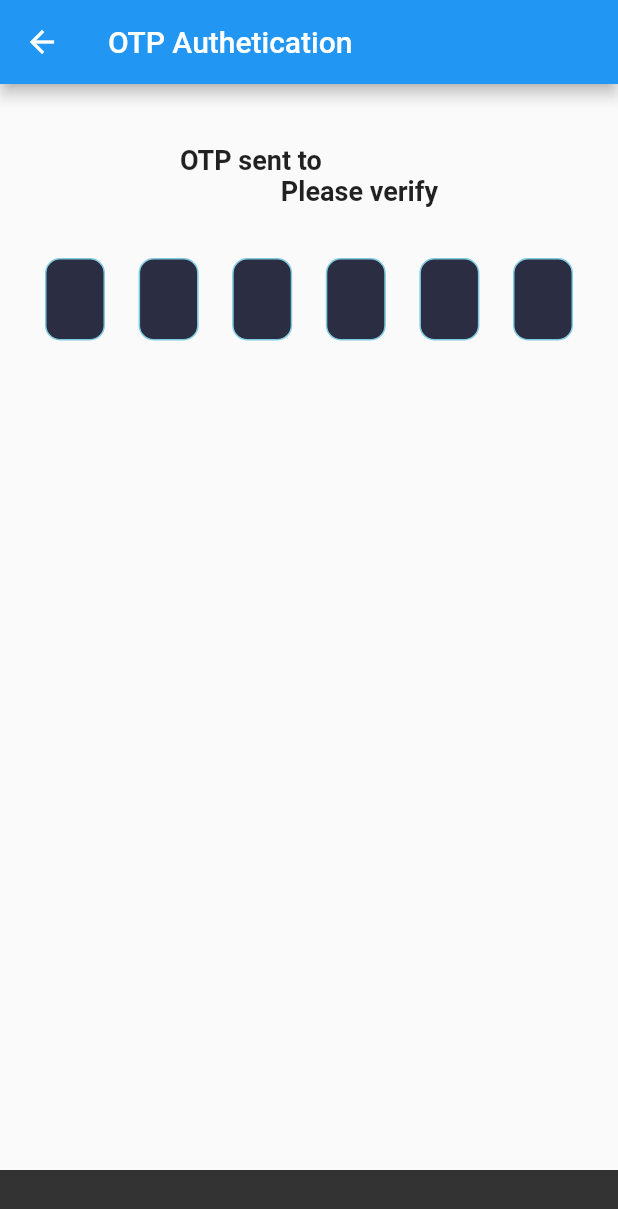
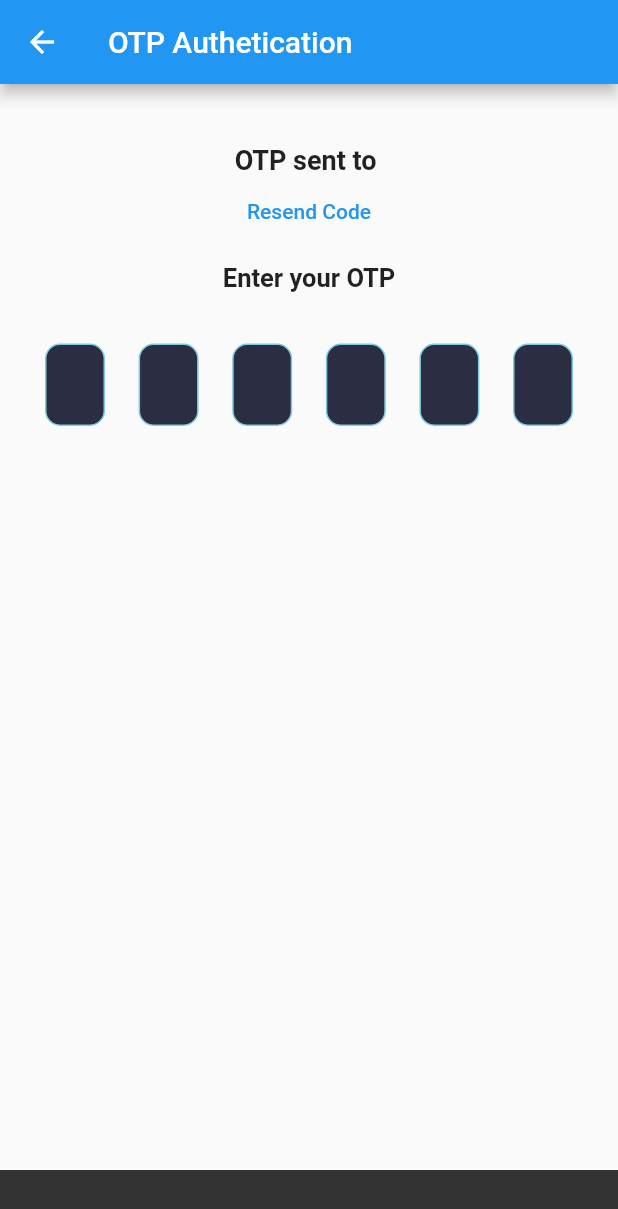
Before and after one commit to AayushKumar2000/YAFA, a Flutter app: the otp screen opened directly with empty values, on a phone screen of 412 x 824 dp. Shown: the top 1209 px of the screen. Run offline on Flutter 3.47's test engine with Material 2 defaults, Android fonts, the phone set to English and light mode, and no system bars; our stand-ins replace cloud_firestore, firebase_auth, firebase_core, flutter_rating_bar, flutter_spinkit, page_transition and 1 more; missing offline and left inert: algolia_ns; accounts and stored records are empty; network calls fail.

Commit message:
added resend otp code

```diff
--- a/lib/screens/otp.dart
+++ b/lib/screens/otp.dart
@@ -14,6 +14,7 @@ class otp extends StatefulWidget {
 class _otpState extends State<otp> {
   var phone;
   String verificationCode = "";
+  int forceResendToken = 0;
   late Map user;
   FirebaseAuth authc = FirebaseAuth.instance;
   final GlobalKey<ScaffoldState> scaffoldkey = GlobalKey<ScaffoldState>();
@@ -44,11 +45,23 @@ class _otpState extends State<otp> {
             margin: EdgeInsets.only(top: 40),
             child: Center(
               child: Text(
-                "OTP sent to $phone\n               Please verify",
-                style: TextStyle(fontSize: 18, fontWeight: FontWeight.bold),
+                "OTP sent to $phone",
+                style: TextStyle(fontSize: 18, fontWeight: FontWeight.w600),
               ),
             ),
           ),
+          Container(
+            child: TextButton(
+                onPressed: () {
+                  verifyPhone(phone);
+                },
+                child: Text('Resend Code')),
+          ),
+          SizedBox(
+            height: 10.0,
+          ),
+          Text('Enter your OTP',
+              style: TextStyle(fontSize: 17.0, fontWeight: FontWeight.w600)),
           Padding(
             padding: const EdgeInsets.all(30.0),
             child: PinPut(
@@ -91,6 +104,7 @@ class _otpState extends State<otp> {
   verifyPhone(phone) async {
     await authc.verifyPhoneNumber(
       phoneNumber: "$phone",
+      forceResendingToken: forceResendToken,
       timeout: const Duration(seconds: 10),
       verificationCompleted: (PhoneAuthCredential credential) async {
         await authc.signInWithCredential(credential);
@@ -107,8 +121,9 @@ class _otpState extends State<otp> {
           duration: new Duration(seconds: 5),
         ));
       },
-      codeSent: (String verificationID, int? resendToken) {
+      codeSent: (String verificationID, [int? forceResendingToken]) {
         this.verificationCode = verificationID;
+        this.forceResendToken = forceResendingToken!;
       },
       codeAutoRetrievalTimeout: (String verificationID) {
         ScaffoldMessenger.of(context).showSnackBar(SnackBar(
```
